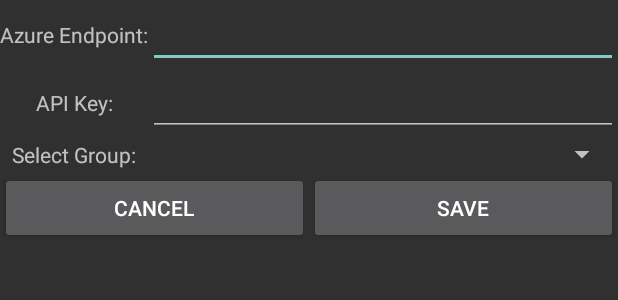
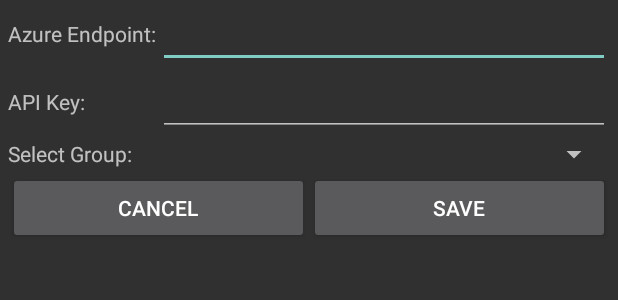
Before and after one commit to fsulser/Android-Face-Identification, an Android app: the layout settings_dialog.xml on its own in the app's theme, with its tools: preview values and no code run, on a phone screen of 412 x 824 dp. Shown: the top 300 px of the screen. Run offline under Robolectric (Android 15) with nearby library versions, the phone set to English and light mode, and no system bars.

Commit message:
changed settings overlay

```diff
--- a/FaceTracking/app/src/main/java/ao/acn/ch/facetracking/CameraHelper/CameraHelper.java
+++ b/FaceTracking/app/src/main/java/ao/acn/ch/facetracking/CameraHelper/CameraHelper.java
@@ -87,7 +87,7 @@ public class CameraHelper extends Application {
 
         // You can use your own settings for your detector
         FaceDetector detector = new FaceDetector.Builder(context)
-                .setClassificationType(FaceDetector.ALL_CLASSIFICATIONS)
+                .setClassificationType(FaceDetector.NO_CLASSIFICATIONS)
                 .build();
 
         // This is how you merge myFaceDetector and google.vision detector
--- a/FaceTracking/app/src/main/res/layout/activity_main.xml
+++ b/FaceTracking/app/src/main/res/layout/activity_main.xml
@@ -12,7 +12,8 @@
         android:layout_height="wrap_content"
         android:background="@color/colorPrimary"
         android:paddingTop="@dimen/appbar_padding_top"
-        android:theme="@style/AppTheme.AppBarOverlay">
+        android:theme="@style/AppTheme.AppBarOverlay"
+        android:id="@+id/action_bar">
 
         <android.support.design.widget.TabLayout
             android:id="@+id/tabs"
--- a/FaceTracking/app/src/main/res/layout/settings_dialog.xml
+++ b/FaceTracking/app/src/main/res/layout/settings_dialog.xml
@@ -1,77 +1,86 @@
 <?xml version="1.0" encoding="utf-8"?>
-<RelativeLayout xmlns:android="http://schemas.android.com/apk/res/android"
+<LinearLayout xmlns:android="http://schemas.android.com/apk/res/android"
+    xmlns:tools="http://schemas.android.com/tools"
+    android:layout_width="match_parent"
+    android:layout_height="wrap_content"
     android:orientation="vertical"
-    android:layout_width="match_parent"
-    android:layout_height="match_parent">
+    android:paddingEnd="5dp"
+    android:paddingStart="5dp">
 
-
-    <GridLayout
+    <LinearLayout
         android:layout_width="match_parent"
         android:layout_height="wrap_content"
-        android:orientation="horizontal"
-        android:columnCount="2"
-        android:rowCount="3"
-        android:id="@+id/gridLayout">
+        android:orientation="horizontal">
 
         <TextView
-            android:layout_width="wrap_content"
+            android:layout_width="100dp"
             android:layout_height="wrap_content"
+            android:layout_columnWeight="0"
             android:layout_gravity="center"
             android:layout_rowWeight="1"
-            android:layout_columnWeight="0"
             android:labelFor="@+id/endpoint"
             android:text="@string/endpoint" />
 
         <EditText
             android:id="@+id/endpoint"
-            android:layout_width="wrap_content"
+            android:layout_width="match_parent"
             android:layout_height="wrap_content"
+            android:layout_columnWeight="1"
             android:layout_rowWeight="1"
-            android:layout_columnWeight="1"
             android:ems="10"
             android:inputType="textPersonName"
             android:text="" />
+    </LinearLayout>
+
+    <LinearLayout
+        android:layout_width="match_parent"
+        android:layout_height="wrap_content"
+        android:orientation="horizontal">
 
         <TextView
-            android:layout_width="wrap_content"
+            android:layout_width="100dp"
             android:layout_height="wrap_content"
+            android:layout_columnWeight="0"
             android:layout_gravity="center"
             android:layout_rowWeight="1"
-            android:layout_columnWeight="0"
             android:labelFor="@+id/apiKey"
             android:text="@string/api_key" />
 
         <EditText
             android:id="@+id/apiKey"
-            android:layout_width="wrap_content"
+            android:layout_width="match_parent"
             android:layout_height="wrap_content"
+            android:layout_columnWeight="1"
             android:layout_rowWeight="1"
-            android:layout_columnWeight="1"
             android:ems="10"
             android:inputType="textPersonName"
             android:text="" />
+    </LinearLayout>
+
+    <LinearLayout
+        android:layout_width="match_parent"
+        android:layout_height="wrap_content"
+        android:orientation="horizontal">
 
         <TextView
-            android:layout_width="wrap_content"
+            android:layout_width="100dp"
             android:layout_height="wrap_content"
+            android:layout_columnWeight="0"
             android:layout_gravity="center"
             android:layout_rowWeight="1"
-            android:layout_columnWeight="0"
             android:text="@string/select_group" />
 
         <Spinner
             android:id="@+id/groupSpinner"
-            android:layout_width="wrap_content"
+            android:layout_width="match_parent"
             android:layout_height="wrap_content"
             android:layout_columnWeight="1"
             android:layout_rowWeight="1" />
-    </GridLayout>
+    </LinearLayout>
 
     <LinearLayout
         android:layout_width="match_parent"
         android:layout_height="wrap_content"
-        android:layout_alignParentStart="true"
-        android:layout_below="@+id/gridLayout"
         android:orientation="horizontal">
 
         <Button
@@ -79,14 +88,16 @@
             android:layout_width="match_parent"
             android:layout_height="wrap_content"
             android:layout_weight="1"
-            android:text="@string/cancel" />
+            android:text="@string/cancel"
+            tools:ignore="ButtonStyle" />
 
         <Button
             android:id="@+id/save"
             android:layout_width="match_parent"
             android:layout_height="wrap_content"
             android:layout_weight="1"
-            android:text="@string/save" />
+            android:text="@string/save"
+            tools:ignore="ButtonStyle" />
 
     </LinearLayout>
-</RelativeLayout>
+</LinearLayout>
```
Also changed, not shown: FaceTracking/app/src/main/java/ao/acn/ch/facetracking/CameraHelper/MyFaceDetector.java (+8 -8 lines), FaceTracking/app/src/main/java/ao/acn/ch/facetracking/MainActivity.java (+17 -0 lines).
